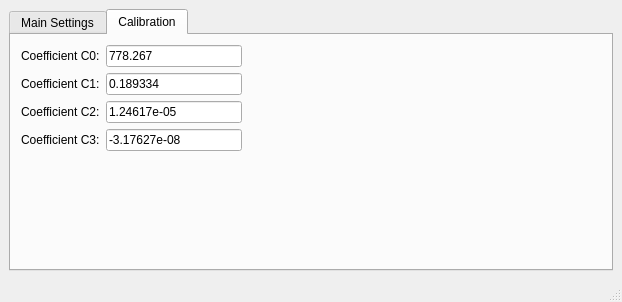
The window that wasatchanalyzeiq/ui/AnalyzeIQLayout.ui (WasatchPhotonics/WasatchAnalyzeIQ) describes before a commit, drawn with Qt 5.
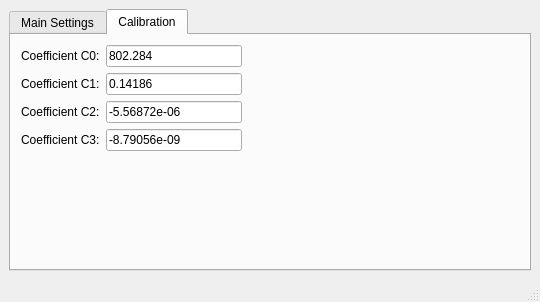
The same window after the commit. The open tabs and pages were chosen to show the change. Icons and pictures are not drawn.

What changed in the file:
```diff
--- a/wasatchanalyzeiq/ui/AnalyzeIQLayout.ui
+++ b/wasatchanalyzeiq/ui/AnalyzeIQLayout.ui
@@ -6,7 +6,7 @@
    <rect>
     <x>0</x>
     <y>0</y>
-    <width>622</width>
+    <width>540</width>
     <height>302</height>
    </rect>
   </property>
@@ -176,7 +176,7 @@
          <item row="0" column="1">
           <widget class="QLineEdit" name="lineEditCoeff0">
            <property name="text">
-            <string>778.267</string>
+            <string>802.284</string>
            </property>
           </widget>
          </item>
@@ -190,7 +190,7 @@
          <item row="1" column="1">
           <widget class="QLineEdit" name="lineEditCoeff1">
            <property name="text">
-            <string>0.189334</string>
+            <string>0.14186</string>
            </property>
           </widget>
          </item>
@@ -204,7 +204,7 @@
          <item row="2" column="1">
           <widget class="QLineEdit" name="lineEditCoeff2">
            <property name="text">
-            <string>1.24617e-05</string>
+            <string>-5.56872e-06</string>
            </property>
           </widget>
          </item>
@@ -218,7 +218,7 @@
          <item row="3" column="1">
           <widget class="QLineEdit" name="lineEditCoeff3">
            <property name="text">
-            <string>-3.17627e-08</string>
+            <string>-8.79056e-09</string>
            </property>
           </widget>
          </item>
```
Left out of the diff: 12 changed lines with no effect on the pictures.
